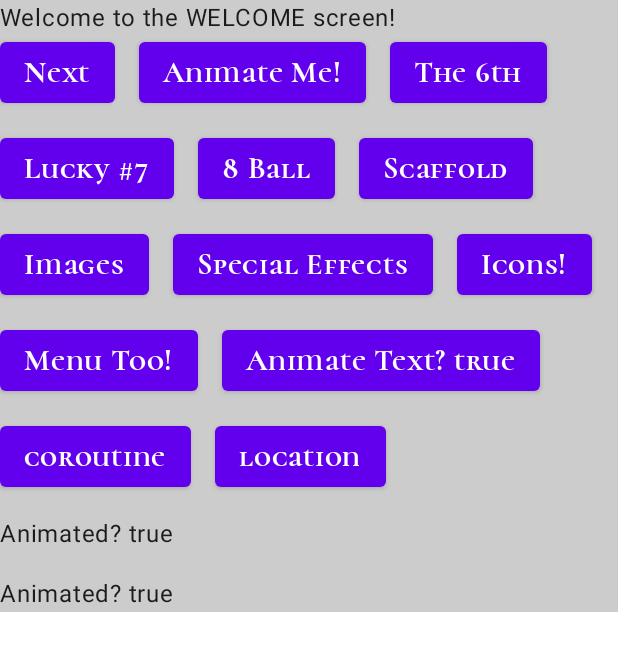
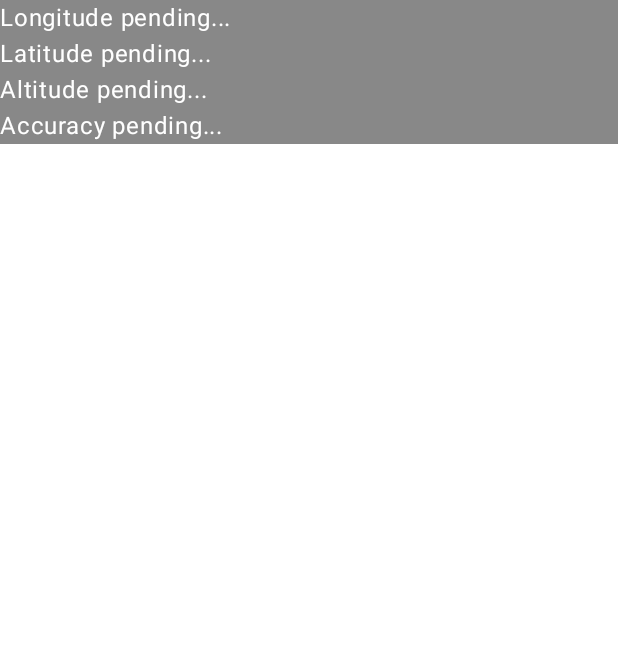
Before and after one commit to mcorbridge/My_Compose, an Android app built with Jetpack Compose: the screen it shows after launch (MainActivity), after a tap on "location", on a phone screen of 412 x 824 dp. Shown: the top 651 px of the screen. Run offline under Robolectric (Android 15) with nearby library versions, the phone set to English and light mode, and no system bars; our stand-ins replace Firebase (no records; nobody signed in at launch, a user with empty details on screens opened directly).

```diff
--- a/app/src/main/java/com/example/mycompose/MainActivity.kt
+++ b/app/src/main/java/com/example/mycompose/MainActivity.kt
@@ -40,6 +40,7 @@ import androidx.compose.ui.unit.sp
 import androidx.core.app.ActivityCompat
 import androidx.core.content.ContextCompat
 import androidx.navigation.NavController
+import androidx.navigation.NavHostController
 import androidx.navigation.compose.NavHost
 import androidx.navigation.compose.composable
 import androidx.navigation.compose.rememberNavController
@@ -59,6 +60,7 @@ import com.example.mycompose.icons.TestIcons
 import com.example.mycompose.image.TestImage
 import com.example.mycompose.inlineFun.TestInlineFun
 import com.example.mycompose.layouts.TestRow
+import com.example.mycompose.location.ComposeLocation
 import com.example.mycompose.menu.MenuTwo
 import com.example.mycompose.models.TestViewModel
 import com.example.mycompose.nhl.AnotherNHL
@@ -92,6 +94,7 @@ class MainActivity : AppCompatActivity() {
     var testRow = TestRow()
     var testDrawer = TestDrawer()
     var testScaffold = TestScaffold()
+    lateinit var navController:NavController
 
 
     @RequiresApi(Build.VERSION_CODES.N)
@@ -108,9 +111,9 @@ class MainActivity : AppCompatActivity() {
 
             MyComposeTheme {
 
-                val navController = rememberNavController()
+                navController = rememberNavController()
 
-                NavHost(navController, startDestination = "welcome") {
+                NavHost(navController as NavHostController, startDestination = "welcome") {
 
                     composable("welcome") {
                         WelcomeScreen(navController, testViewModel)
@@ -294,6 +297,15 @@ class MainActivity : AppCompatActivity() {
                         }
                     }
 
+                    composable("composeLocation") {
+
+                        locationManager = getSystemService(Context.LOCATION_SERVICE) as LocationManager
+
+                        ScreenTransitions.ExampleAnimation {
+                            TestComposeLocation(navController, testViewModel, locationManager)
+                        }
+                    }
+
                 }
             }
         }
@@ -312,6 +324,7 @@ class MainActivity : AppCompatActivity() {
     fun onLocationChanged(location: Location) {
         var locationText = ("Latitude: ${location.latitude} Longitude: ${location.longitude} Altitude: ${location.altitude} Accuracy: ${location.accuracy}")
         Toast.makeText(this, locationText, Toast.LENGTH_SHORT).show()
+
     }
 
     override fun onRequestPermissionsResult(requestCode: Int, permissions: Array<out String>, grantResults: IntArray) {
@@ -1031,7 +1044,8 @@ class MainActivity : AppCompatActivity() {
                 Spacer(modifier = Modifier.width(16.dp))
 
                 Button(onClick = {
-                    getLocation()
+                    //getLocation()
+                    navController.navigate("composeLocation")
                 }) {
                     Text(text = "location")
                 }
@@ -1423,6 +1437,16 @@ class MainActivity : AppCompatActivity() {
         testComposeCoroutine.DoTestCoroutine()
     }
 
+    @Composable
+    fun TestComposeLocation(
+        navController: NavController,
+        testViewModel: TestViewModel,
+        locationManager: LocationManager
+    ) {
+        var composeLocation = ComposeLocation(navController, testViewModel, locationManager)
+        composeLocation.DoLocation()
+    }
+
 } // end class
 
 enum class MyColors(val color: Color) {
--- /dev/null
+++ b/app/src/main/java/com/example/mycompose/location/ComposeLocation.kt
@@ -0,0 +1,77 @@
+package com.example.mycompose.location
+
+import android.annotation.SuppressLint
+import android.location.Location
+import android.location.LocationListener
+import android.location.LocationManager
+import androidx.compose.foundation.background
+import androidx.compose.foundation.layout.Column
+import androidx.compose.foundation.layout.fillMaxWidth
+import androidx.compose.material.Text
+import androidx.compose.runtime.*
+import androidx.compose.ui.Modifier
+import androidx.compose.ui.graphics.Color
+import androidx.compose.ui.unit.sp
+import androidx.navigation.NavController
+import com.example.mycompose.models.TestViewModel
+
+class ComposeLocation(navController: NavController, testViewModel: TestViewModel, locationManager: LocationManager) {
+
+    var managerLocation:LocationManager = locationManager
+
+    @SuppressLint("MissingPermission")
+    @Composable
+    fun DoLocation(){
+
+        var locationLongitude by remember { mutableStateOf("Longitude pending...") }
+        var locationLatitude by remember { mutableStateOf("Latitude pending...") }
+        var locationAltitude by remember { mutableStateOf("Altitude pending...") }
+        var locationAccuracy by remember { mutableStateOf("Accuracy pending...") }
+        var isLocationFound by remember { mutableStateOf(false) }
+
+        Column {
+            if(!isLocationFound){
+                LocationMessage(locationLongitude)
+                LocationMessage(locationLatitude)
+                LocationMessage(locationAltitude)
+                LocationMessage(locationAccuracy)
+            }else{
+                LocationMessage(locationLongitude, true )
+                LocationMessage(locationLatitude, true)
+                LocationMessage(locationAltitude, true)
+                LocationMessage(locationAccuracy, true)
+            }
+
+        }
+
+
+        managerLocation.requestLocationUpdates(LocationManager.GPS_PROVIDER, 5000, 5f, LocationListener { location ->
+            locationLongitude = "Longitude: ${location.longitude}"
+            locationLatitude = "Latitude: ${location.latitude}"
+            locationAltitude = "Altitude: ${location.altitude}"
+            locationAccuracy = "Accuracy: ${location.accuracy}"
+            isLocationFound = true
+        })
+    }
+
+
+    private fun onLocationChanged(location: Location, callback:(String) -> Unit) {
+        val locationText = ("Latitude: ${location.latitude} Longitude: ${location.longitude} Altitude: ${location.altitude} Accuracy: ${location.accuracy}")
+        println(locationText)
+        callback(locationText)
+
+    }
+
+    @Composable
+    fun LocationMessage(locationText:String, locationFound:Boolean = false){
+
+        if(!locationFound){
+            Text(locationText, color = Color.White, modifier = Modifier.background(Color.Gray).fillMaxWidth())
+        }else{
+            Text(locationText, color = Color.Yellow, fontSize = 20.sp, modifier = Modifier.background(Color.Blue).fillMaxWidth())
+        }
+
+    }
+
+
+}
```
